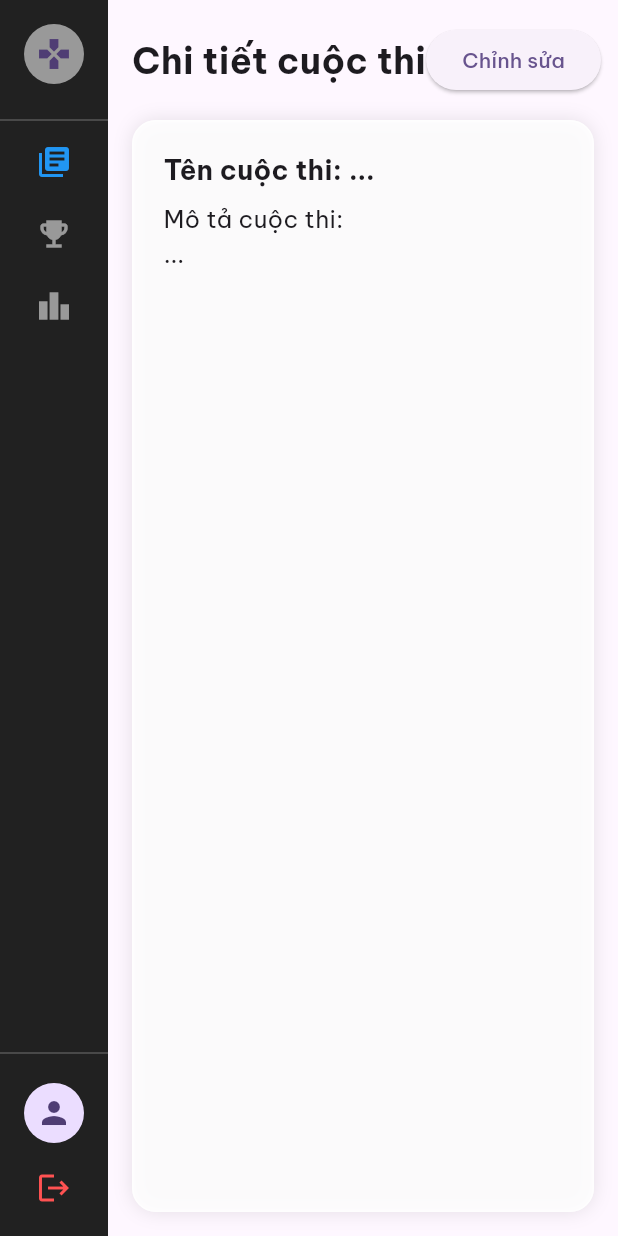
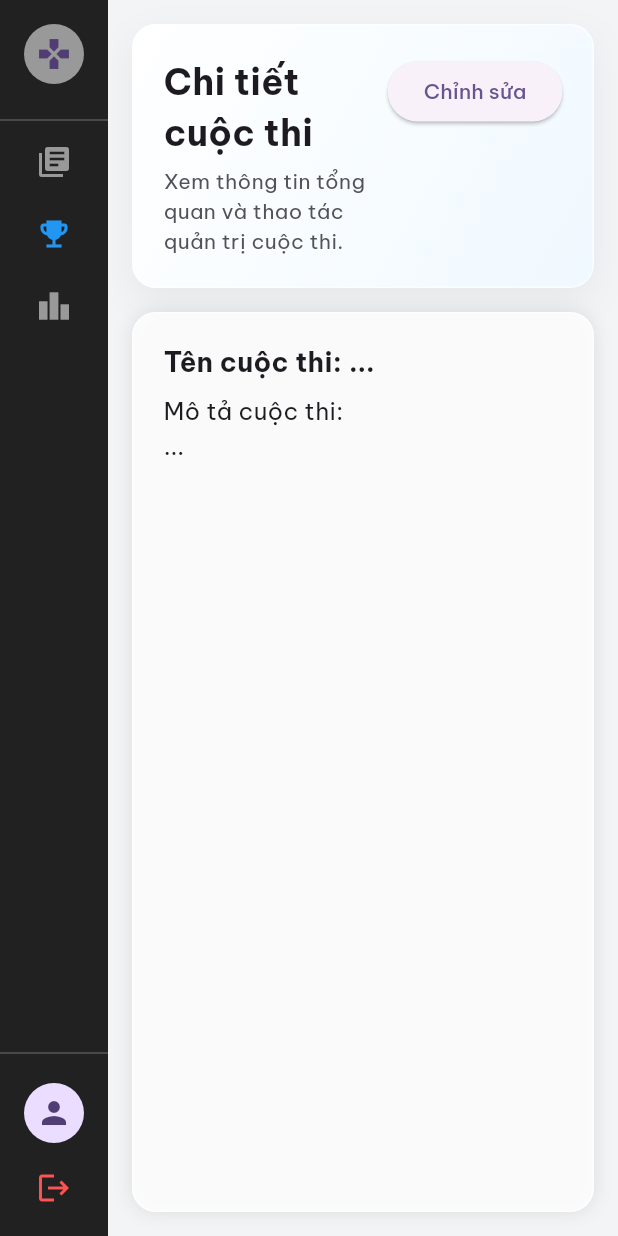
Before and after one commit to EDU-TMATH/ExamClientFlutter, a Flutter app: the ContestDetail widget shown alone on an empty page, opened directly, after a tap on the "gamepad" icon, on a phone screen of 412 x 824 dp. Run offline on Flutter 3.47's test engine with Material 3 defaults, Android fonts, the phone set to English and light mode, and no system bars; our stand-ins replace dio, flutter_riverpod, flutter_secure_storage, go_router; missing offline and left inert: jwt_decode; accounts and stored records are empty; network calls fail.

Commit message:
Create shared app layout with sidebar and header

```diff
--- a/lib/features/contest/screens/contest_detail.dart
+++ b/lib/features/contest/screens/contest_detail.dart
@@ -1,5 +1,5 @@
 import 'package:exam_client_flutter/constants/layout.dart';
-import 'package:exam_client_flutter/widgets/app_sidebar.dart';
+import 'package:exam_client_flutter/widgets/app_layout.dart';
 import 'package:flutter/material.dart';
 
 class ContestDetail extends StatefulWidget {
@@ -18,42 +18,17 @@ class _ContestDetailState extends State<ContestDetail> {
 
   @override
   Widget build(BuildContext context) {
-    return Scaffold(
-      body: Row(
-        children: [
-          const AppSidebar(activeIndex: 0),
-          Expanded(
-            child: Padding(
-              padding: const EdgeInsets.all(Layout.spacing * 4),
-              child: Column(
-                children: [
-                  _header(),
-                  const SizedBox(height: Layout.spacing * 4),
-                  Expanded(child: _buildBody()),
-                ],
-              ),
-            ),
-          ),
-        ],
+    return AppLayout(
+      title: "Chi tiết cuộc thi",
+      subtitle: "Xem thông tin tổng quan và thao tác quản trị cuộc thi.",
+      activeRoute: "/contests",
+      headerAction: ElevatedButton(
+        onPressed: () {
+          // TODO: Implement edit contest functionality
+        },
+        child: const Text("Chỉnh sửa"),
       ),
-    );
-  }
-
-  Widget _header() {
-    return Row(
-      mainAxisAlignment: MainAxisAlignment.spaceBetween,
-      children: [
-        const Text(
-          "Chi tiết cuộc thi",
-          style: TextStyle(fontSize: 24, fontWeight: FontWeight.bold),
-        ),
-        ElevatedButton(
-          onPressed: () {
-            // TODO: Implement edit contest functionality
-          },
-          child: const Text("Chỉnh sửa"),
-        ),
-      ],
+      body: _buildBody(),
     );
   }
 
--- a/lib/features/contest/screens/contest_list.dart
+++ b/lib/features/contest/screens/contest_list.dart
@@ -1,11 +1,10 @@
 import 'dart:async';
 
 import 'package:exam_client_flutter/constants/app_color.dart';
-import 'package:exam_client_flutter/constants/layout.dart';
 import 'package:exam_client_flutter/core/di.dart';
 import 'package:exam_client_flutter/features/contest/models/contest.dart';
 import 'package:exam_client_flutter/features/contest/widgets/contest_card.dart';
-import 'package:exam_client_flutter/widgets/app_sidebar.dart';
+import 'package:exam_client_flutter/widgets/app_layout.dart';
 import 'package:flutter/material.dart';
 import 'package:go_router/go_router.dart';
 
@@ -60,57 +59,11 @@ class _ContestListState extends State<ContestList> {
 
   @override
   Widget build(BuildContext context) {
-    return Scaffold(
-      // appBar: const AppNavbar(title: "Danh sách cuộc thi"),
-      body: Row(
-        children: [
-          const AppSidebar(activeIndex: 0),
-          Expanded(
-            child: Padding(
-              padding: const EdgeInsets.all(Layout.spacing * 4),
-              child: Column(
-                children: [
-                  _header(),
-                  const SizedBox(height: Layout.spacing * 4),
-                  Expanded(child: _buildBody()),
-                ],
-              ),
-            ),
-          ),
-        ],
-      ),
-    );
-  }
-
-  Widget _header() {
-    return Container(
-      width: double.infinity,
-      padding: const EdgeInsets.all(Layout.spacing * 5),
-      decoration: BoxDecoration(
-        color: Colors.white.withValues(alpha: 0.85),
-        borderRadius: BorderRadius.circular(Layout.border_radius_2xl),
-        border: Border.all(color: Colors.white70),
-        boxShadow: [
-          BoxShadow(color: Colors.black.withValues(alpha: 0.1), blurRadius: 10),
-        ],
-      ),
-      child: Column(
-        crossAxisAlignment: CrossAxisAlignment.start,
-        children: [
-          Text(
-            "Danh sách cuộc thi",
-            style: TextStyle(
-              fontSize: Layout.text_2xl,
-              fontWeight: FontWeight.bold,
-            ),
-          ),
-          SizedBox(height: Layout.spacing * 1.5),
-          Text(
-            "Theo dõi thời gian bắt đầu và vào thi ngay khi sẵn sàng.",
-            style: TextStyle(color: slate.shade(600), fontSize: Layout.text_sm),
-          ),
-        ],
-      ),
+    return AppLayout(
+      title: "Danh sách cuộc thi",
+      subtitle: "Theo dõi thời gian bắt đầu và vào thi ngay khi sẵn sàng.",
+      activeRoute: "/contests",
+      body: _buildBody(),
     );
   }
 
--- /dev/null
+++ b/lib/widgets/app_layout.dart
@@ -0,0 +1,116 @@
+import 'package:exam_client_flutter/constants/app_color.dart';
+import 'package:exam_client_flutter/constants/layout.dart';
+import 'package:exam_client_flutter/widgets/app_sidebar.dart';
+import 'package:flutter/material.dart';
+
+class AppLayout extends StatelessWidget {
+  final String title;
+  final String? subtitle;
+  final String activeRoute;
+  final Widget body;
+  final Widget? headerAction;
+
+  const AppLayout({
+    super.key,
+    required this.title,
+    required this.activeRoute,
+    required this.body,
+    this.subtitle,
+    this.headerAction,
+  });
+
+  @override
+  Widget build(BuildContext context) {
+    return Scaffold(
+      backgroundColor: gray.shade(100),
+      body: SafeArea(
+        child: Row(
+          children: [
+            AppSidebar(activeRoute: activeRoute),
+            Expanded(
+              child: Padding(
+                padding: const EdgeInsets.all(Layout.spacing * 4),
+                child: Column(
+                  children: [
+                    _AppHeader(
+                      title: title,
+                      subtitle: subtitle,
+                      action: headerAction,
+                    ),
+                    const SizedBox(height: Layout.spacing * 4),
+                    Expanded(child: body),
+                  ],
+                ),
+              ),
+            ),
+          ],
+        ),
+      ),
+    );
+  }
+}
+
+class _AppHeader extends StatelessWidget {
+  final String title;
+  final String? subtitle;
+  final Widget? action;
+
+  const _AppHeader({required this.title, this.subtitle, this.action});
+
+  @override
+  Widget build(BuildContext context) {
+    return Container(
+      width: double.infinity,
+      padding: const EdgeInsets.all(Layout.spacing * 5),
+      decoration: BoxDecoration(
+        gradient: LinearGradient(
+          colors: [Colors.white, sky.shade(50)],
+          begin: Alignment.topLeft,
+          end: Alignment.bottomRight,
+        ),
+        borderRadius: BorderRadius.circular(Layout.border_radius_2xl),
+        border: Border.all(color: Colors.white70),
+        boxShadow: [
+          BoxShadow(
+            color: slate.shade(900).withValues(alpha: 0.06),
+            blurRadius: 20,
+            offset: const Offset(0, 8),
+          ),
+        ],
+      ),
+      child: Row(
+        crossAxisAlignment: CrossAxisAlignment.start,
+        children: [
+          Expanded(
+            child: Column(
+              crossAxisAlignment: CrossAxisAlignment.start,
+              children: [
+                Text(
+                  title,
+                  style: const TextStyle(
+                    fontSize: Layout.text_2xl,
+                    fontWeight: FontWeight.bold,
+                  ),
+                ),
+                if (subtitle != null) ...[
+                  const SizedBox(height: Layout.spacing * 1.5),
+                  Text(
+                    subtitle!,
+                    style: TextStyle(
+                      color: slate.shade(600),
+                      fontSize: Layout.text_sm,
+                    ),
+                  ),
+                ],
+              ],
+            ),
+          ),
+          if (action != null) ...[
+            const SizedBox(width: Layout.spacing * 3),
+            action!,
+          ],
+        ],
+      ),
+    );
+  }
+}
--- a/lib/widgets/app_sidebar.dart
+++ b/lib/widgets/app_sidebar.dart
@@ -37,11 +37,11 @@ class SidebarItem {
 
 class AppSidebar extends ConsumerStatefulWidget {
   final List<SidebarItem> items;
-  final int activeIndex;
+  final String activeRoute;
 
   const AppSidebar({
     super.key,
-    required this.activeIndex,
+    required this.activeRoute,
     this.items = SidebarItem.items,
   });
 
@@ -195,8 +195,9 @@ class _AppSidebarState extends ConsumerState<AppSidebar> {
   }
 
   Widget _buildItem(SidebarItem item) {
-    final index = widget.items.indexOf(item);
-    final isActive = index == widget.activeIndex;
+    final isActive =
+        widget.activeRoute == item.route ||
+        widget.activeRoute.startsWith('${item.route}/');
 
     return _actionButton(
       item.icon,
```
Also changed, not shown: 2 other files.
